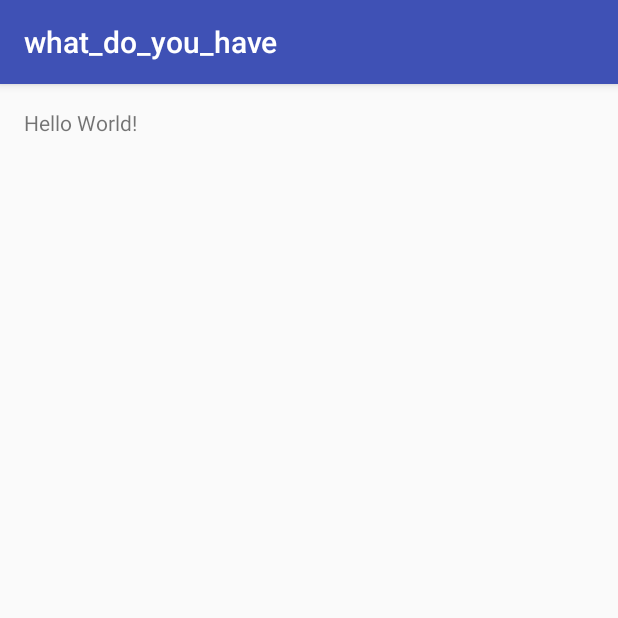
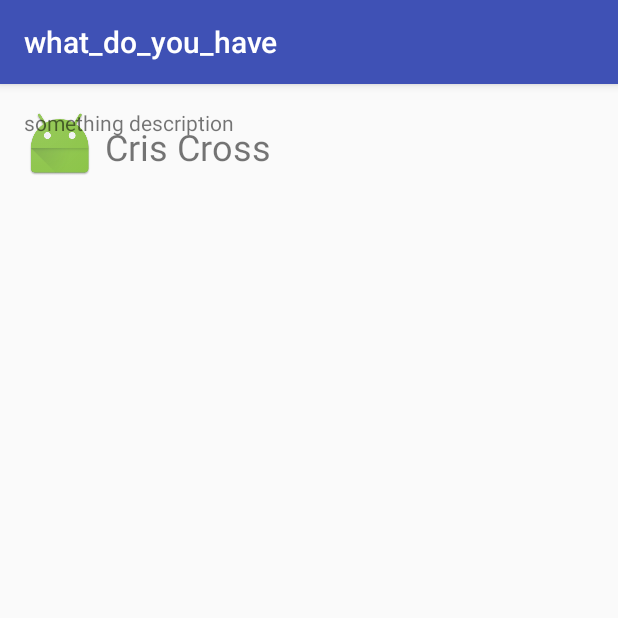
Before and after one commit to alexTraining2016/what_do_you_have, an Android app: the screen it shows after launch (MainActivity), on a phone screen of 412 x 824 dp, the top half of it. Run offline under Robolectric (Android 15) with nearby library versions, the phone set to English and light mode, and no system bars.

Commit message:
edit main activity layout

```diff
--- a/what_do_you_have/app/src/main/res/layout/activity_main.xml
+++ b/what_do_you_have/app/src/main/res/layout/activity_main.xml
@@ -10,8 +10,24 @@
     android:paddingTop="@dimen/activity_vertical_margin"
     tools:context="comalexpolyanskyi.github.what_do_you_have.MainActivity">
 
+    <ImageView
+        android:id="@+id/avatar"
+        android:src="@mipmap/ic_launcher"
+        android:layout_width="wrap_content"
+        android:layout_height="wrap_content" />
     <TextView
-        android:layout_width="wrap_content"
+        android:id="@+id/name"
+        android:layout_margin="6dip"
+        android:textSize="24sp"
+        android:layout_toRightOf="@id/avatar"
+        android:layout_alignBottom="@id/avatar"
+        android:layout_width="match_parent"
         android:layout_height="wrap_content"
-        android:text="Hello World!" />
+        android:text="Cris Cross" />
+
+    <TextView
+        android:id="@+id/description"
+        android:text="something description"
+        android:layout_width="match_parent"
+        android:layout_height="match_parent" />
 </RelativeLayout>
```
